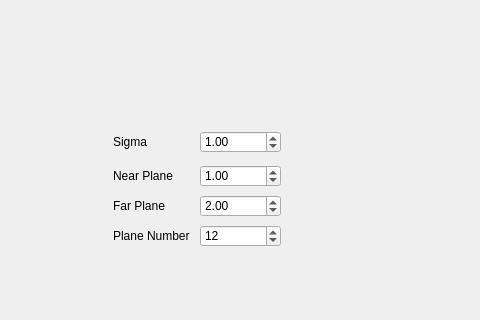
Before: the Qt Designer form src/mainWidget.ui in ezheng/viewSyn, drawn with Qt 5; both pictures show x 337 to 817 and y 305 to 625 of the 932 by 625 pixel window.
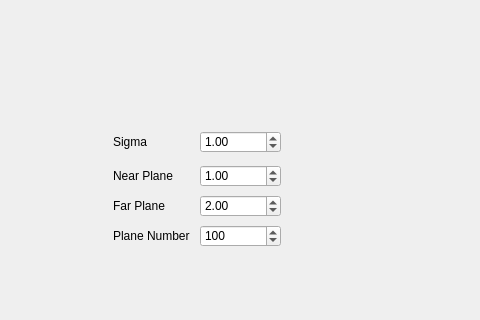
After: the same form once the commit is applied.

What changed in the file:
```diff
--- a/src/mainWidget.ui
+++ b/src/mainWidget.ui
@@ -266,13 +266,13 @@
        <double>10.000000000000000</double>
       </property>
       <property name="value">
-       <double>12.000000000000000</double>
+       <double>100.000000000000000</double>
       </property>
      </widget>
     </item>
    </layout>
   </widget>
-  <widget class="QWidget" name="">
+  <widget class="QWidget" name="layoutWidget">
    <property name="geometry">
     <rect>
      <x>450</x>
```
